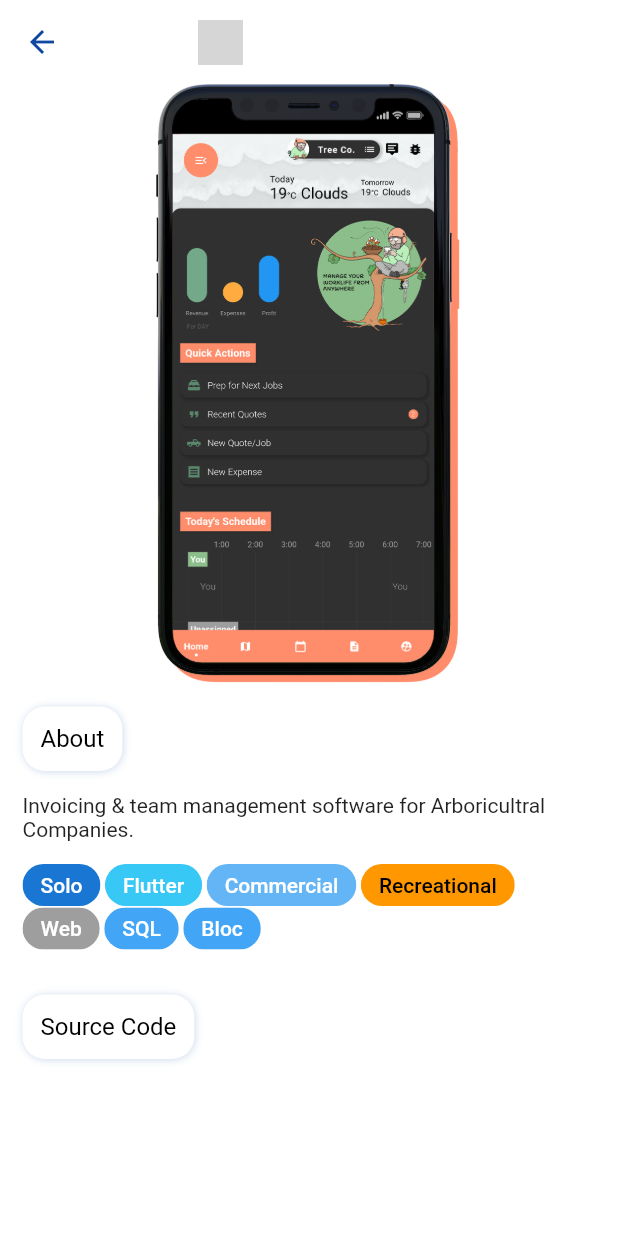
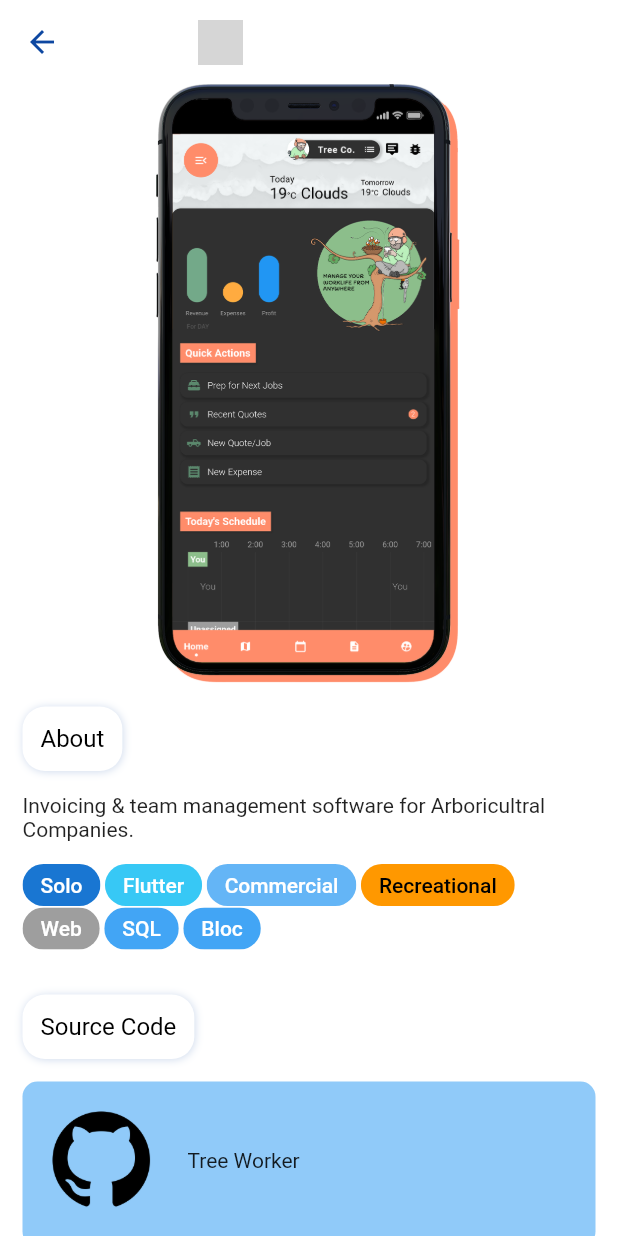
Before and after one commit to Cressplant/project_portfolio, a Flutter app: the screen it shows after launch, after a tap on "Solo", on a phone screen of 412 x 824 dp. Run offline on Flutter 3.47's test engine with Material 2 defaults, Android fonts, the phone set to English and light mode, and no system bars; our stand-ins replace modal_bottom_sheet; network calls fail; grey boxes are pictures that could not be loaded.

Commit message:
github card

```diff
--- a/lib/main.dart
+++ b/lib/main.dart
@@ -1,5 +1,4 @@
 import 'package:flutter/material.dart';
-import 'package:project_portfolio/views/ui/screens/home_screen.dart';
 import 'package:project_portfolio/views/ui/screens/navigation_screen.dart';
 
 void main() {
--- a/lib/views/business_logic/models/project.dart
+++ b/lib/views/business_logic/models/project.dart
@@ -11,8 +11,18 @@ class Project {
   final List<Tag> tags;
   final Color primaryColor;
   final Color accentColor;
+  final String? repositoryLink;
 
-  Project({required this.title, required this.logo, required this.coverImage, required this.screenshots, required this.description, required this.tags, required this.primaryColor, required this.accentColor});
+  Project(
+      {required this.title,
+      required this.logo,
+      required this.coverImage,
+      required this.screenshots,
+      required this.description,
+      required this.tags,
+      required this.primaryColor,
+      required this.accentColor,
+      required this.repositoryLink});
 
   factory Project.fromMap(Map<String, dynamic> _map) {
     return Project(
@@ -23,6 +33,7 @@ class Project {
         screenshots: _map['screenshots'] ?? [],
         primaryColor: Color(_map['primaryColor']),
         accentColor: Color(_map['accentColor']),
-        tags: List<Tag>.from(_map['tags']?.map((e) => Globals.tagGlossary[e]).toList() ?? []));
+        tags: List<Tag>.from(_map['tags']?.map((e) => Globals.tagGlossary[e]).toList() ?? []),
+        repositoryLink: _map['repositoryLink']);
   }
 }
--- a/lib/views/ui/screens/project_screen.dart
+++ b/lib/views/ui/screens/project_screen.dart
@@ -1,9 +1,8 @@
 import 'package:flutter/material.dart';
 import 'package:project_portfolio/views/business_logic/models/project.dart';
-import 'package:project_portfolio/views/business_logic/utils/colors.dart';
 import 'package:project_portfolio/views/business_logic/utils/spacers.dart';
 import 'package:project_portfolio/views/utils/custom_title.dart';
-import 'package:project_portfolio/views/utils/tag_chip.dart';
+import 'package:project_portfolio/views/utils/github_card.dart';
 import 'package:project_portfolio/views/utils/tag_wrap.dart';
 
 class ProjectScreen extends StatelessWidget {
@@ -65,7 +64,7 @@ class ProjectScreen extends StatelessWidget {
                       largeVerticalSpacer,
                       CustomTitle(title: 'Source Code'),
                       mediumVerticalSpacer,
-                      ListTile()
+                      GitHubCard(project: _project)
                     ],
                   ),
                 )
--- a/lib/views/utils/github_card.dart
+++ b/lib/views/utils/github_card.dart
@@ -1,42 +1,69 @@
 import 'package:flutter/material.dart';
+import 'package:flutter/rendering.dart';
 import 'package:project_portfolio/views/business_logic/models/project.dart';
 import 'package:project_portfolio/views/business_logic/utils/spacers.dart';
+import 'package:url_launcher/url_launcher.dart';
 
 class GitHubCard extends StatelessWidget {
-  final bool disabled;
   final Project project;
 
-  GitHubCard({this.disabled = false, required this.project});
+  GitHubCard({required this.project});
 
   @override
   Widget build(BuildContext context) {
     ThemeData _theme = Theme.of(context);
 
+    bool _public = project.repositoryLink != null;
+
     return Container(
-        padding: EdgeInsets.all(10.0),
+      constraints: BoxConstraints(maxWidth: 500.0),
       decoration: BoxDecoration(
-          color: _theme.cardColor,
+        borderRadius: BorderRadius.circular(10.0),
+        color: _public ? _theme.cardColor : _theme.backgroundColor,
       ),
+      child: InkWell(
+        onTap: _public
+            ? () async {
+                if (await canLaunch(project.repositoryLink ?? '')) {
+                  await launch(
+                    project.repositoryLink ?? '',
+                    forceSafariVC: true,
+                    forceWebView: true,
+                    headers: <String, String>{'my_header_key': 'my_header_value'},
+                  );
+                }
+              }
+            : null,
+        child: Padding(
+            padding: EdgeInsets.all(15.0),
+            // decoration: BoxDecoration(
+            //   color: _public ? _theme.cardColor : _theme.backgroundColor,
+            // ),
             child: Row(
               children: [
-            Image.asset(''), //! github logo
-
+                Image.asset(
+                  'images/github_logo.png',
+                  height: 80.0,
+                ),
                 SizedBox(
                   width: 15.0,
                 ),
-
                 Expanded(
                   child: Column(
+                    crossAxisAlignment: CrossAxisAlignment.start,
                     children: [
                       Text(project.title),
-
                       smallVerticalSpacer,
-
-                  Text('Public') //? add buttons?
+                      if (_public)
+                        Row(
+                          children: [Icon(_public ? Icons.lock_open : Icons.lock), SizedBox(width: 10.0), Text(_public ? 'Public' : 'Private')],
+                        )
                     ],
                   ),
                 )
               ],
-        ));
+            )),
+      ),
+    );
   }
 }
--- a/pubspec.yaml
+++ b/pubspec.yaml
@@ -30,6 +30,7 @@ dependencies:
   cupertino_icons: ^1.0.2
   modal_bottom_sheet: ^2.0.0
   google_fonts: ^2.0.0
+  url_launcher: ^6.0.3
   # material_design_icons_flutter: ^4.0.5955 # Not null safe yet
 
 dev_dependencies:
```
Also changed, not shown: images/github_logo.png (added), pubspec.lock. Lines whose indentation alone changed are shown as unchanged.
